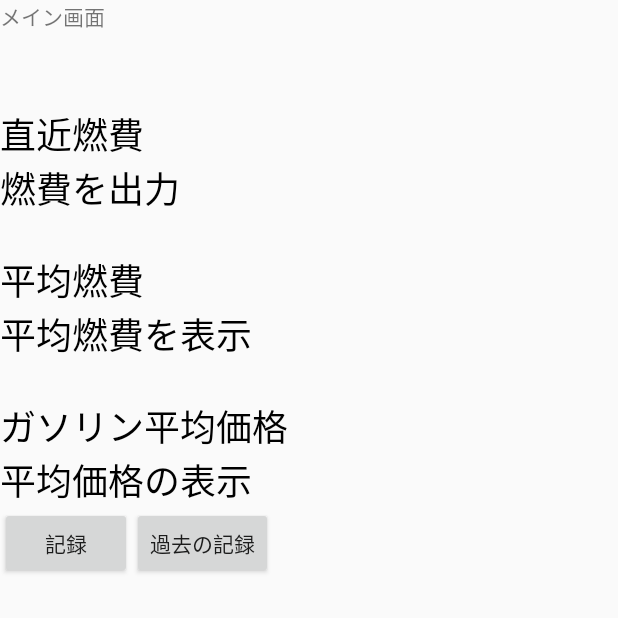
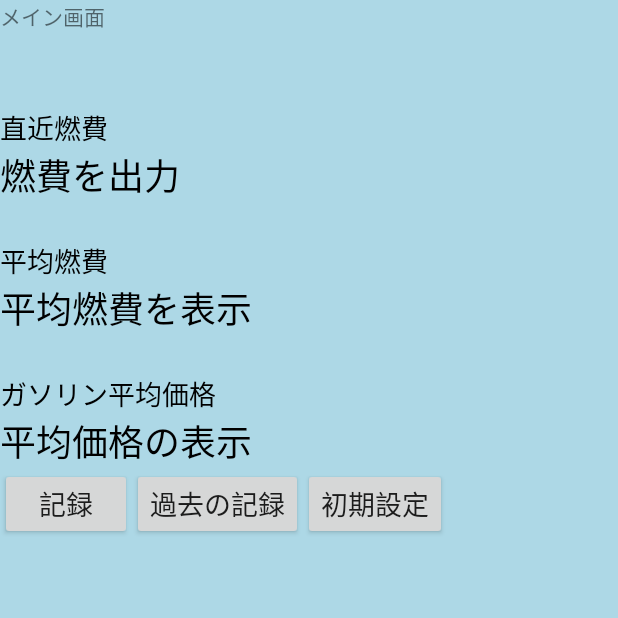
Before and after one commit to uezonokou/FuelMemory, an Android app: the screen it shows after launch (MainActivity), on a phone screen of 412 x 824 dp, the top half of it. Run offline under Robolectric (Android 15) with nearby library versions, the phone set to English and light mode, and no system bars.

Commit message:
初期設定画面追加・その他画面修正

```diff
--- a/app/src/main/AndroidManifest.xml
+++ b/app/src/main/AndroidManifest.xml
@@ -22,6 +22,10 @@
         <activity android:name=".HistoryActivity"
             android:label="@string/app_name">
         </activity>
+        <activity android:name=".StartActivity"
+            android:label="FuelMemory">
+
+        </activity>
     </application>
 
 </manifest>
--- a/app/src/main/java/com/example/fuelmemory/MainActivity.java
+++ b/app/src/main/java/com/example/fuelmemory/MainActivity.java
@@ -35,6 +35,15 @@ public class MainActivity extends Activity {
 
         Moneyavg=findViewById(R.id.avgFuel);
 
+        Button Start=findViewById(R.id.StartSetting);
+        Start.setOnClickListener(new View.OnClickListener() {
+            @Override
+            public void onClick(View v) {
+                Intent intent =new Intent(getApplication(),StartActivity.class);
+                startActivity(intent);
+            }
+        });
+
 
 
         Button kirokubutton=findViewById(R.id.MemoryButton);
--- a/app/src/main/res/layout/activity_main.xml
+++ b/app/src/main/res/layout/activity_main.xml
@@ -4,7 +4,8 @@
     xmlns:tools="http://schemas.android.com/tools"
     android:layout_width="match_parent"
     android:layout_height="match_parent"
-    tools:context=".MainActivity">
+    tools:context=".MainActivity"
+    android:background="#add8e6">
 
     <LinearLayout
         android:layout_width="match_parent"
@@ -27,7 +28,7 @@
             android:layout_height="wrap_content"
             android:text="直近燃費"
             android:textColor="@android:color/background_dark"
-            android:textSize="24sp" />
+            android:textSize="18sp" />
 
         <TextView
             android:id="@+id/Recently_Fuel"
@@ -47,7 +48,7 @@
             android:layout_height="wrap_content"
             android:text="平均燃費"
             android:textColor="@android:color/background_dark"
-            android:textSize="24sp" />
+            android:textSize="18sp" />
 
         <TextView
             android:id="@+id/avgFuel"
@@ -67,7 +68,7 @@
             android:layout_height="wrap_content"
             android:text="ガソリン平均価格"
             android:textColor="@android:color/background_dark"
-            android:textSize="24sp" />
+            android:textSize="18sp" />
 
         <TextView
             android:id="@+id/textView12"
@@ -87,6 +88,7 @@
                 android:layout_width="wrap_content"
                 android:layout_height="wrap_content"
                 android:text="記録"
+                android:textSize="18sp"
                 tools:layout_editor_absoluteX="91dp"
                 tools:layout_editor_absoluteY="421dp" />
 
@@ -94,7 +96,16 @@
                 android:id="@+id/historyButton"
                 android:layout_width="wrap_content"
                 android:layout_height="wrap_content"
-                android:text="過去の記録" />
+                android:text="過去の記録"
+                android:textSize="18sp" />
+
+            <Button
+                android:id="@+id/StartSetting"
+                android:layout_width="wrap_content"
+                android:layout_height="wrap_content"
+                android:layout_weight="1"
+                android:text="初期設定"
+                android:textSize="18sp" />
         </LinearLayout>
 
     </LinearLayout>
```
Also changed, not shown: app/src/main/java/com/example/fuelmemory/StartActivity.java (added, +25 -0 lines), app/src/main/res/layout/acivity_memory.xml (+8 -7 lines), app/src/main/res/layout/activity_history.xml (+5 -3 lines), app/src/main/res/layout/activity_start.xml (added, +85 -0 lines).
